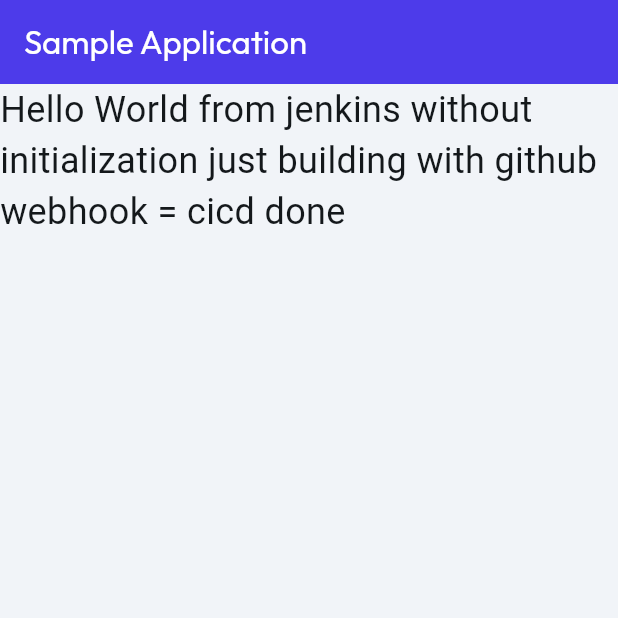
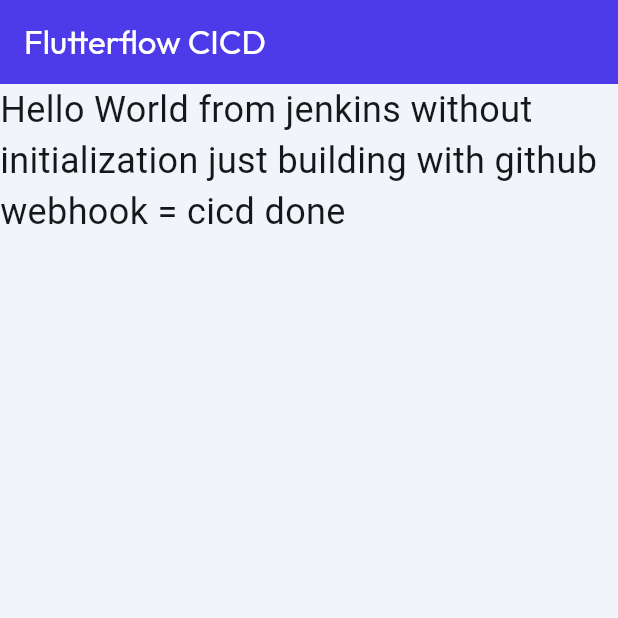
Before and after one commit to codearora/flutterflow-github, a Flutter app: the screen it shows after launch, on a phone screen of 412 x 824 dp, the top half of it. Run offline on Flutter 3.47's test engine with Material 3 defaults, Android fonts, the phone set to English and light mode, and no system bars; our stand-ins replace auto_size_text, font_awesome_flutter, from_css_color, go_router, google_fonts, page_transition and 2 more; missing offline and left inert: json_path; Roboto replaces fonts that are missing (Readex Pro).

Commit message:
Flutterflow CICD completed

```diff
--- a/lib/pages/home_page/home_page_widget.dart
+++ b/lib/pages/home_page/home_page_widget.dart
@@ -42,7 +42,7 @@
           backgroundColor: FlutterFlowTheme.of(context).primary,
           automaticallyImplyLeading: false,
           title: Text(
-            'Sample Application',
+            'Flutterflow CICD',
             style: FlutterFlowTheme.of(context).headlineMedium.override(
                   fontFamily: 'Outfit',
                   color: Colors.white,
```
